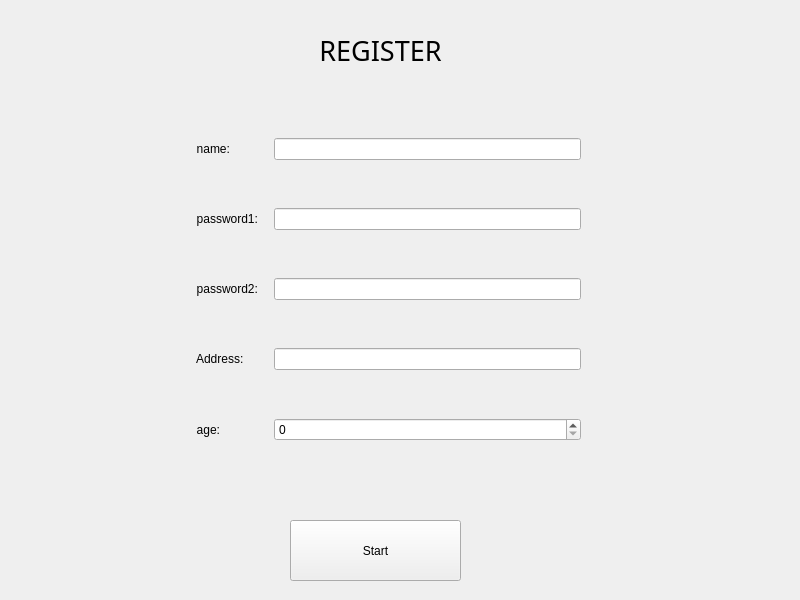
First picture: the form in register.ui, repository tx19980520/Ty-s-Online-Chatting-Room, before the edit.
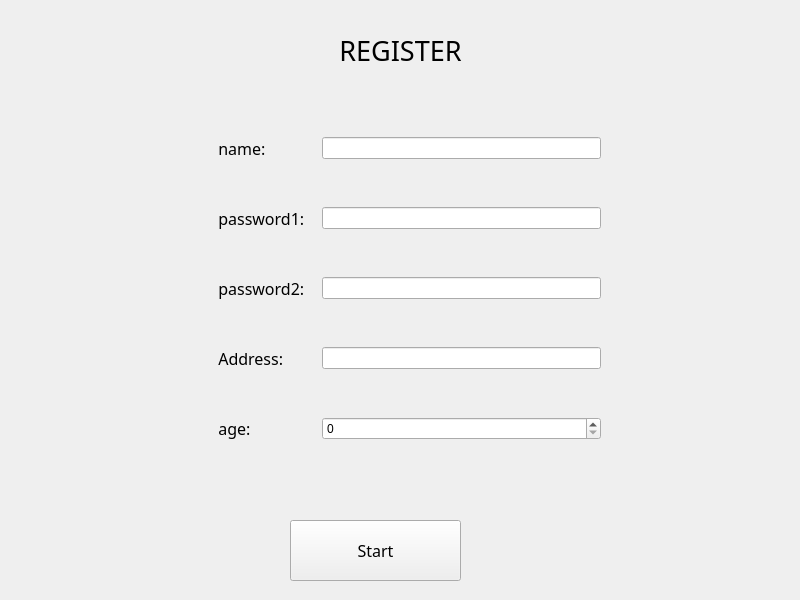
Second picture: the form after the edit.

Diff of the .ui file:
```diff
--- a/register.ui
+++ b/register.ui
@@ -22,6 +22,12 @@
      <height>61</height>
     </rect>
    </property>
+   <property name="font">
+    <font>
+     <family>Helvetica-Condensed-Black-Se</family>
+     <pointsize>12</pointsize>
+    </font>
+   </property>
    <property name="text">
     <string>Start</string>
    </property>
@@ -29,7 +35,7 @@
   <widget class="QLabel" name="label">
    <property name="geometry">
     <rect>
-     <x>270</x>
+     <x>290</x>
      <y>10</y>
      <width>221</width>
      <height>81</height>
@@ -51,7 +57,7 @@
   <widget class="QWidget" name="gridLayoutWidget">
    <property name="geometry">
     <rect>
-     <x>190</x>
+     <x>210</x>
      <y>90</y>
      <width>391</width>
      <height>401</height>
@@ -69,6 +75,12 @@
     </property>
     <item row="3" column="0">
      <widget class="QLabel" name="label_5">
+      <property name="font">
+       <font>
+        <family>Helvetica-Condensed-Black-Se</family>
+        <pointsize>12</pointsize>
+       </font>
+      </property>
       <property name="text">
        <string>  Address:</string>
       </property>
@@ -76,6 +88,12 @@
     </item>
     <item row="2" column="0">
      <widget class="QLabel" name="label_4">
+      <property name="font">
+       <font>
+        <family>Helvetica-Condensed-Black-Se</family>
+        <pointsize>12</pointsize>
+       </font>
+      </property>
       <property name="text">
        <string>  password2:  </string>
       </property>
@@ -83,6 +101,12 @@
     </item>
     <item row="0" column="0">
      <widget class="QLabel" name="label_2">
+      <property name="font">
+       <font>
+        <family>Helvetica-Condensed-Black-Se</family>
+        <pointsize>12</pointsize>
+       </font>
+      </property>
       <property name="text">
        <string>  name:   </string>
       </property>
@@ -90,6 +114,12 @@
     </item>
     <item row="1" column="0">
      <widget class="QLabel" name="label_3">
+      <property name="font">
+       <font>
+        <family>Helvetica-Condensed-Black-Se</family>
+        <pointsize>12</pointsize>
+       </font>
+      </property>
       <property name="text">
        <string>  password1:  </string>
       </property>
@@ -97,6 +127,12 @@
     </item>
     <item row="4" column="0">
      <widget class="QLabel" name="label_6">
+      <property name="font">
+       <font>
+        <family>Helvetica-Condensed-Black-Se</family>
+        <pointsize>12</pointsize>
+       </font>
+      </property>
       <property name="text">
        <string>  age:     </string>
       </property>
```
Left out of the diff: 9 changed lines with no effect on the pictures.
